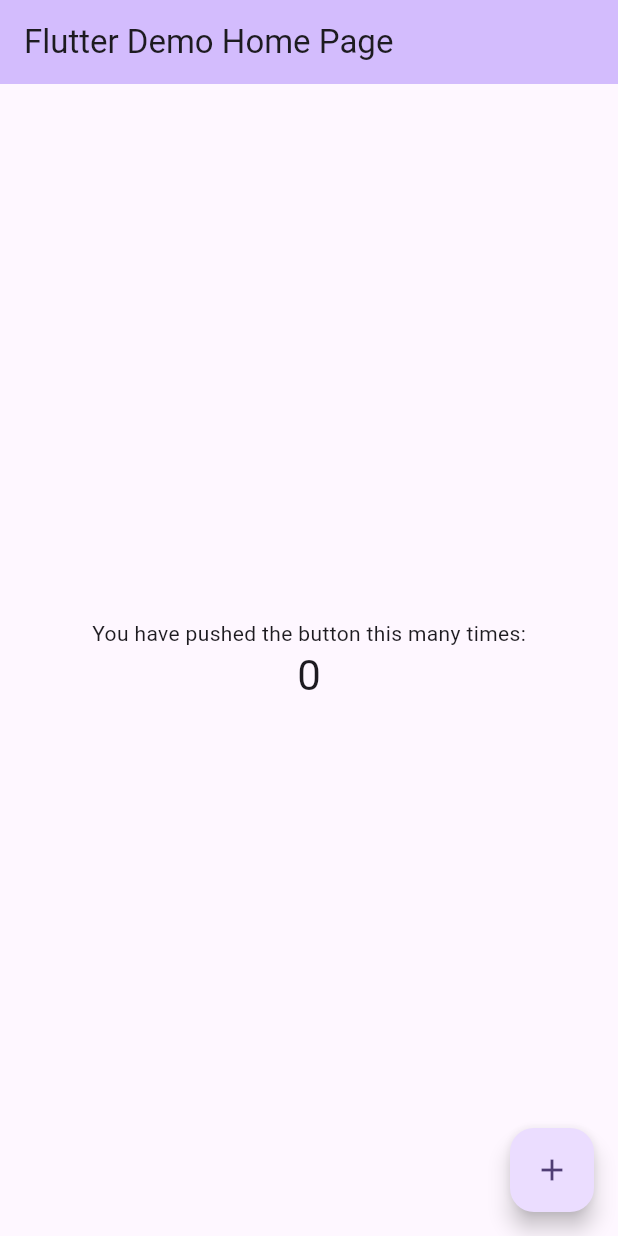
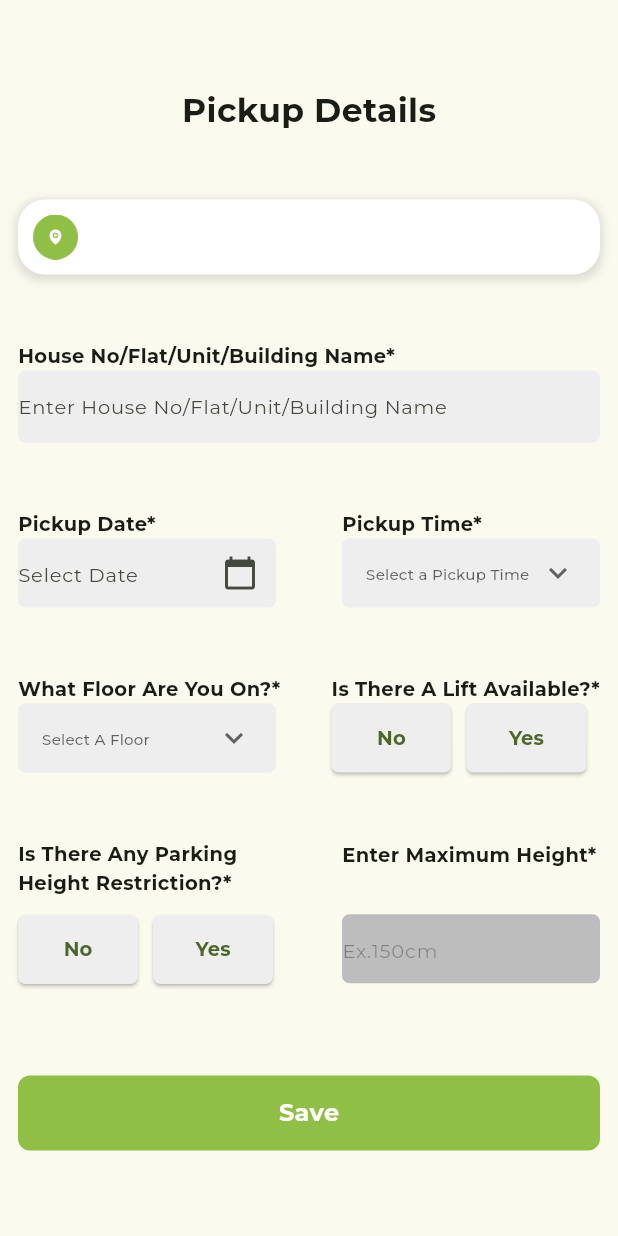
Before and after one commit to Biggo111/pickup_details, a Flutter app: the screen it shows after launch, on a phone screen of 412 x 824 dp. Run offline on Flutter 3.47's test engine with Material 2 defaults, Android fonts, the light colour scheme and no system bars; our stand-ins replace google_fonts.

Commit message:
Basic criteria done

```diff
--- /dev/null
+++ b/lib/constants/colors.dart
@@ -0,0 +1,4 @@
+import 'package:flutter/material.dart';
+
+
+Color scaffoldBackgroundColor = const Color(0xFF8FC045);
--- a/lib/main.dart
+++ b/lib/main.dart
@@ -1,4 +1,6 @@
 import 'package:flutter/material.dart';
+import 'package:pickup_details/constants/colors.dart';
+import 'package:pickup_details/screens/pickup_details.dart';
 
 void main() {
   runApp(const MyApp());
@@ -11,115 +13,13 @@ class MyApp extends StatelessWidget {
   @override
   Widget build(BuildContext context) {
     return MaterialApp(
-      title: 'Flutter Demo',
+      debugShowCheckedModeBanner: false,
+      title: 'Pickup Details',
       theme: ThemeData(
-        // This is the theme of your application.
-        //
-        // TRY THIS: Try running your application with "flutter run". You'll see
-        // the application has a blue toolbar. Then, without quitting the app,
-        // try changing the seedColor in the colorScheme below to Colors.green
-        // and then invoke "hot reload" (save your changes or press the "hot
-        // reload" button in a Flutter-supported IDE, or press "r" if you used
-        // the command line to start the app).
-        //
-        // Notice that the counter didn't reset back to zero; the application
-        // state is not lost during the reload. To reset the state, use hot
-        // restart instead.
-        //
-        // This works for code too, not just values: Most code changes can be
-        // tested with just a hot reload.
-        colorScheme: ColorScheme.fromSeed(seedColor: Colors.deepPurple),
+        colorScheme: ColorScheme.fromSeed(seedColor: scaffoldBackgroundColor),
         useMaterial3: true,
       ),
-      home: const MyHomePage(title: 'Flutter Demo Home Page'),
+      home: const PickupDetailsScreen(screenTitle: 'Pickup Details'),
     );
   }
 }
-
-class MyHomePage extends StatefulWidget {
-  const MyHomePage({super.key, required this.title});
-
-  // This widget is the home page of your application. It is stateful, meaning
-  // that it has a State object (defined below) that contains fields that affect
-  // how it looks.
-
-  // This class is the configuration for the state. It holds the values (in this
-  // case the title) provided by the parent (in this case the App widget) and
-  // used by the build method of the State. Fields in a Widget subclass are
-  // always marked "final".
-
-  final String title;
-
-  @override
-  State<MyHomePage> createState() => _MyHomePageState();
-}
-
-class _MyHomePageState extends State<MyHomePage> {
-  int _counter = 0;
-
-  void _incrementCounter() {
-    setState(() {
-      // This call to setState tells the Flutter framework that something has
-      // changed in this State, which causes it to rerun the build method below
-      // so that the display can reflect the updated values. If we changed
-      // _counter without calling setState(), then the build method would not be
-      // called again, and so nothing would appear to happen.
-      _counter++;
-    });
-  }
-
-  @override
-  Widget build(BuildContext context) {
-    // This method is rerun every time setState is called, for instance as done
-    // by the _incrementCounter method above.
-    //
-    // The Flutter framework has been optimized to make rerunning build methods
-    // fast, so that you can just rebuild anything that needs updating rather
-    // than having to individually change instances of widgets.
-    return Scaffold(
-      appBar: AppBar(
-        // TRY THIS: Try changing the color here to a specific color (to
-        // Colors.amber, perhaps?) and trigger a hot reload to see the AppBar
-        // change color while the other colors stay the same.
-        backgroundColor: Theme.of(context).colorScheme.inversePrimary,
-        // Here we take the value from the MyHomePage object that was created by
-        // the App.build method, and use it to set our appbar title.
-        title: Text(widget.title),
-      ),
-      body: Center(
-        // Center is a layout widget. It takes a single child and positions it
-        // in the middle of the parent.
-        child: Column(
-          // Column is also a layout widget. It takes a list of children and
-          // arranges them vertically. By default, it sizes itself to fit its
-          // children horizontally, and tries to be as tall as its parent.
-          //
-          // Column has various properties to control how it sizes itself and
-          // how it positions its children. Here we use mainAxisAlignment to
-          // center the children vertically; the main axis here is the vertical
-          // axis because Columns are vertical (the cross axis would be
-          // horizontal).
-          //
-          // TRY THIS: Invoke "debug painting" (choose the "Toggle Debug Paint"
-          // action in the IDE, or press "p" in the console), to see the
-          // wireframe for each widget.
-          mainAxisAlignment: MainAxisAlignment.center,
-          children: <Widget>[
-            const Text(
-              'You have pushed the button this many times:',
-            ),
-            Text(
-              '$_counter',
-              style: Theme.of(context).textTheme.headlineMedium,
-            ),
-          ],
-        ),
-      ),
-      floatingActionButton: FloatingActionButton(
-        onPressed: _incrementCounter,
-        tooltip: 'Increment',
-        child: const Icon(Icons.add),
-      ), // This trailing comma makes auto-formatting nicer for build methods.
-    );
-  }
-}
--- /dev/null
+++ b/lib/screens/pickup_details.dart
@@ -0,0 +1,364 @@
+import 'dart:convert';
+
+import 'package:flutter/material.dart';
+import 'package:google_fonts/google_fonts.dart';
+import 'package:pickup_details/constants/colors.dart';
+import 'package:pickup_details/widgets/custom_button.dart';
+import 'package:pickup_details/widgets/datepicker_container.dart';
+import 'package:pickup_details/widgets/dropdownmenu_container.dart';
+import 'package:pickup_details/widgets/save_button.dart';
+import 'package:http/http.dart' as http;
+
+class PickupDetailsScreen extends StatefulWidget {
+  final String screenTitle;
+  const PickupDetailsScreen({super.key, required this.screenTitle});
+
+  @override
+  State<PickupDetailsScreen> createState() => _PickupDetailsScreenState();
+}
+
+class _PickupDetailsScreenState extends State<PickupDetailsScreen> {
+  String? selectedOption;
+  String? selectedOption2;
+
+  int selectedButtonIndex = -1;
+
+  bool isParkingHeightRestricted = false;
+
+  String? searchQuery;
+  List<Map<String, dynamic>> searchResults = [];
+
+  void fetchSearchResults(String query) async {
+    if (query.length >= 2) {
+      final url = Uri.parse(
+          'https://api.instantpickup.delivery/api/v2/trip/get-address');
+      final response = await http.post(
+        url,
+        headers: {'Content-Type': 'application/json'},
+        body: jsonEncode({'query': query}),
+      );
+
+      if (response.statusCode == 200) {
+        final jsonData = jsonDecode(response.body);
+        final List<dynamic> data = jsonData['data'];
+
+        setState(() {
+          searchResults = List<Map<String, dynamic>>.from(data);
+        });
+      }
+    } else {
+      setState(() {
+        searchResults = [];
+      });
+    }
+  }
+
+  @override
+  Widget build(BuildContext context) {
+    return SafeArea(
+      child: Scaffold(
+        body: Padding(
+          padding: const EdgeInsets.all(12.0),
+          child: Column(
+            mainAxisAlignment: MainAxisAlignment.spaceEvenly,
+            crossAxisAlignment: CrossAxisAlignment.start,
+            children: [
+              Row(
+                mainAxisAlignment: MainAxisAlignment.center,
+                children: [
+                  Text(
+                    widget.screenTitle,
+                    style: GoogleFonts.montserrat(
+                      fontSize: 22,
+                      fontWeight: FontWeight.w700,
+                    ),
+                  ),
+                ],
+              ),
+              Container(
+                height: 50,
+                width: 390,
+                decoration: BoxDecoration(
+                  color: Colors.white,
+                  borderRadius: BorderRadius.circular(18.0),
+                  boxShadow: [
+                    BoxShadow(
+                      color: Colors.grey.withOpacity(0.3),
+                      spreadRadius: 2,
+                      blurRadius: 4,
+                      offset: const Offset(0, 2),
+                    ),
+                  ],
+                ),
+                child: Stack(
+                  alignment: Alignment.centerLeft,
+                  children: [
+                    Padding(
+                      padding: const EdgeInsets.only(left: 50.0),
+                      child: TextField(
+                        decoration: const InputDecoration(
+                          border: InputBorder.none,
+                          hintText: '',
+                        ),
+                        onChanged: (value) {
+                          setState(() {
+                            searchQuery = value;
+                          });
+                          fetchSearchResults(value);
+                        },
+                      ),
+                    ),
+                    Positioned(
+                      left: 10.0,
+                      child: Image.asset(
+                        'assets/images/logo.png',
+                        width: 30.0,
+                        height: 30.0,
+                      ),
+                    ),
+                  ],
+                ),
+              ),
+              if (searchResults.isNotEmpty)
+                Expanded(
+                  child: ListView.builder(
+                    itemCount: searchResults.length,
+                    itemBuilder: (context, index) {
+                      final result = searchResults[index];
+                      return ListTile(
+                        title: Text(result['address']),
+                        subtitle: Text(result['postcode']),
+                      );
+                    },
+                  ),
+                ),
+              Column(
+                crossAxisAlignment: CrossAxisAlignment.start,
+                children: [
+                  Text(
+                    "House No/Flat/Unit/Building Name*",
+                    style: GoogleFonts.montserrat(
+                      fontSize: 13,
+                      fontWeight: FontWeight.bold,
+                    ),
+                  ),
+                  Container(
+                    decoration: BoxDecoration(
+                        borderRadius: BorderRadius.circular(5),
+                        color: Colors.grey[200]),
+                    child: TextField(
+                      decoration: InputDecoration(
+                        border: InputBorder.none,
+                        hintText: 'Enter House No/Flat/Unit/Building Name',
+                        hintStyle: GoogleFonts.montserrat(fontSize: 13),
+                      ),
+                    ),
+                  ),
+                ],
+              ),
+              Row(
+                mainAxisAlignment: MainAxisAlignment.spaceBetween,
+                children: [
+                  Column(
+                    crossAxisAlignment: CrossAxisAlignment.start,
+                    children: [
+                      Text(
+                        "Pickup Date*",
+                        style: GoogleFonts.montserrat(
+                          fontSize: 13,
+                          fontWeight: FontWeight.bold,
+                        ),
+                      ),
+                      DatePickerContainer(),
+                    ],
+                  ),
+                  Column(
+                    crossAxisAlignment: CrossAxisAlignment.start,
+                    children: [
+                      Text(
+                        "Pickup Time*",
+                        style: GoogleFonts.montserrat(
+                          fontSize: 13,
+                          fontWeight: FontWeight.bold,
+                        ),
+                      ),
+                      DropdownMenuContainer(
+                        items: const [
+                          '8-10',
+                          '10-12',
+                          '12-2',
+                          '2-4',
+                          '4-6',
+                          '6-8'
+                        ],
+                        selectedValue: selectedOption,
+                        onChanged: (String? newValue) {
+                          setState(() {
+                            selectedOption = newValue;
+                          });
+                        },
+                        hintText: 'Select a Pickup Time',
+                      ),
+                    ],
+                  ),
+                ],
+              ),
+              Row(
+                mainAxisAlignment: MainAxisAlignment.spaceBetween,
+                children: [
+                  Column(
+                    crossAxisAlignment: CrossAxisAlignment.start,
+                    children: [
+                      Text(
+                        "What Floor Are You On?*",
+                        style: GoogleFonts.montserrat(
+                          fontSize: 13,
+                          fontWeight: FontWeight.bold,
+                        ),
+                      ),
+                      DropdownMenuContainer(
+                        items: const [
+                          'Ground Floor',
+                          'Basement',
+                          'First Floor',
+                          'Second Floor',
+                          'Third Floor',
+                          'Fourth Floor'
+                        ],
+                        selectedValue: selectedOption2,
+                        onChanged: (String? newValue) {
+                          setState(() {
+                            selectedOption = newValue;
+                          });
+                        },
+                        hintText: "Select A Floor",
+                      ),
+                    ],
+                  ),
+                  Column(
+                    crossAxisAlignment: CrossAxisAlignment.start,
+                    children: [
+                      Text(
+                        "Is There A Lift Available?*",
+                        style: GoogleFonts.montserrat(
+                          fontSize: 13,
+                          fontWeight: FontWeight.bold,
+                        ),
+                      ),
+                      Row(
+                        mainAxisAlignment: MainAxisAlignment.spaceBetween,
+                        children: [
+                          CustomButton(
+                            text: "No",
+                            onPressed: () {
+                              setState(() {
+                                selectedButtonIndex = 0;
+                              });
+                            },
+                            isPressed: selectedButtonIndex == 0,
+                          ),
+                          const SizedBox(
+                            width: 10,
+                          ),
+                          CustomButton(
+                            text: "Yes",
+                            onPressed: () {
+                              setState(() {
+                                selectedButtonIndex = 1;
+                              });
+                            },
+                            isPressed: selectedButtonIndex == 1,
+                          ),
+                        ],
+                      ),
+                    ],
+                  ),
+                ],
+              ),
+              Row(
+                mainAxisAlignment: MainAxisAlignment.spaceBetween,
+                children: [
+                  Column(
+                    crossAxisAlignment: CrossAxisAlignment.start,
+                    children: [
+                      SizedBox(
+                        height: 50,
+                        width: 150,
+                        child: Text(
+                          "Is There Any Parking Height Restriction?*",
+                          style: GoogleFonts.montserrat(
+                            fontSize: 13,
+                            fontWeight: FontWeight.bold,
+                          ),
+                        ),
+                      ),
+                      Row(
+                        mainAxisAlignment: MainAxisAlignment.spaceBetween,
+                        children: [
+                          CustomButton(
+                            text: "No",
+                            onPressed: () {
+                              setState(() {
+                                selectedButtonIndex = 0;
+                                isParkingHeightRestricted = false;
+                              });
+                            },
+                            isPressed: selectedButtonIndex == 0,
+                          ),
+                          const SizedBox(
+                            width: 10,
+                          ),
+                          CustomButton(
+                            text: "Yes",
+                            onPressed: () {
+                              setState(() {
+                                selectedButtonIndex = 1;
+                                isParkingHeightRestricted = true;
+                              });
+                            },
+                            isPressed: selectedButtonIndex == 1,
+                          ),
+                        ],
+                      ),
+                    ],
+                  ),
+                  Column(
+                    crossAxisAlignment: CrossAxisAlignment.start,
+                    children: [
+                      Text(
+                        "Enter Maximum Height*",
+                        style: GoogleFonts.montserrat(
+                          fontSize: 13,
+                          fontWeight: FontWeight.bold,
+                        ),
+                      ),
+                      const SizedBox(
+                        height: 30,
+                      ),
+                      Container(
+                        height: 46,
+                        width: 172,
+                        decoration: BoxDecoration(
+                            borderRadius: BorderRadius.circular(5),
+                            color: isParkingHeightRestricted ? scaffoldBackgroundColor : Colors.grey[400],),
+                        child: TextField(
+                          enabled: isParkingHeightRestricted ? true : false,
+                          decoration: InputDecoration(
+                            border: InputBorder.none,
+                            hintText: 'Ex.150cm',
+                            hintStyle: GoogleFonts.montserrat(fontSize: 13),
+                          ),
+                        ),
+                      ),
+                    ],
+                  ),
+                ],
+              ),
+              SaveButton(text: "Save", onTap: () {})
+            ],
+          ),
+        ),
+      ),
+    );
+  }
+}
--- /dev/null
+++ b/lib/widgets/custom_button.dart
@@ -0,0 +1,47 @@
+import 'package:flutter/material.dart';
+import 'package:google_fonts/google_fonts.dart';
+import 'package:pickup_details/constants/colors.dart';
+
+class CustomButton extends StatefulWidget {
+  final String text;
+  final VoidCallback onPressed;
+  final bool isPressed;
+
+  const CustomButton({
+    required this.text,
+    required this.onPressed,
+    required this.isPressed,
+  });
+
+  @override
+  _CustomButtonState createState() => _CustomButtonState();
+}
+
+class _CustomButtonState extends State<CustomButton> {
+  @override
+  Widget build(BuildContext context) {
+    Color? buttonColor =
+        widget.isPressed ? scaffoldBackgroundColor : Colors.grey[200];
+
+    return SizedBox(
+      height: 46,
+      width: 80,
+      child: ElevatedButton(
+        onPressed: widget.isPressed ? null : widget.onPressed,
+        style: ElevatedButton.styleFrom(
+          backgroundColor: buttonColor,
+          shape: RoundedRectangleBorder(
+            borderRadius: BorderRadius.circular(5),
+          ),
+        ),
+        child: Text(
+          widget.text,
+          style: GoogleFonts.montserrat(
+            fontSize: 13,
+            fontWeight: FontWeight.bold,
+          ),
+        ),
+      ),
+    );
+  }
+}
--- /dev/null
+++ b/lib/widgets/datepicker_container.dart
@@ -0,0 +1,75 @@
+import 'package:flutter/material.dart';
+import 'package:google_fonts/google_fonts.dart';
+import 'package:intl/intl.dart';
+
+class DatePickerContainer extends StatefulWidget {
+  @override
+  _DatePickerContainerState createState() => _DatePickerContainerState();
+}
+
+class _DatePickerContainerState extends State<DatePickerContainer> {
+  TextEditingController _dateController = TextEditingController();
+  DateTime? _selectedDate;
+
+  Future<void> _selectDate(BuildContext context) async {
+    final DateTime? picked = await showDatePicker(
+      context: context,
+      initialDate: _selectedDate ?? DateTime.now(),
+      firstDate: DateTime(2023),
+      lastDate: DateTime(2024),
+    );
+
+    if (picked != null && picked != _selectedDate) {
+      setState(() {
+        _selectedDate = picked;
+        _dateController.text = DateFormat('dd MMM, yyyy').format(picked);
+      });
+    }
+  }
+
+  @override
+  void initState() {
+    super.initState();
+    _dateController.text = _selectedDate != null
+        ? DateFormat('dd MMM, yyyy').format(_selectedDate!)
+        : '';
+  }
+
+  @override
+  void dispose() {
+    _dateController.dispose();
+    super.dispose();
+  }
+
+  @override
+  Widget build(BuildContext context) {
+    return Container(
+      height: 46,
+      width: 172,
+      decoration: BoxDecoration(
+        borderRadius: BorderRadius.circular(5),
+        color: Colors.grey[200],
+      ),
+      child: Row(
+        children: [
+          Expanded(
+            child: TextField(
+              controller: _dateController,
+              decoration: InputDecoration(
+                border: InputBorder.none,
+                hintText: 'Select Date',
+                hintStyle: GoogleFonts.montserrat(fontSize: 13),
+              ),
+            ),
+          ),
+          IconButton(
+            icon: const Icon(Icons.calendar_today),
+            onPressed: () {
+              _selectDate(context);
+            },
+          ),
+        ],
+      ),
+    );
+  }
+}
--- /dev/null
+++ b/lib/widgets/dropdownmenu_container.dart
@@ -0,0 +1,64 @@
+import 'package:flutter/material.dart';
+import 'package:google_fonts/google_fonts.dart';
+
+class DropdownMenuContainer extends StatefulWidget {
+  final List<String> items;
+  final String? selectedValue;
+  final Function(String?) onChanged;
+  final String hintText;
+
+  DropdownMenuContainer({
+    required this.items,
+    required this.selectedValue,
+    required this.onChanged,
+    required this.hintText
+  });
+
+  @override
+  _DropdownMenuContainerState createState() => _DropdownMenuContainerState();
+}
+
+class _DropdownMenuContainerState extends State<DropdownMenuContainer> {
+  //String? _selectedOption;
+
+  //final List<String> _options = ['8-10', '10-12', '12-2', '2-4', '4-6', '6-8'];
+
+  @override
+  Widget build(BuildContext context) {
+    return Container(
+      height: 46,
+      width: 172,
+      decoration: BoxDecoration(
+        borderRadius: BorderRadius.circular(5),
+        color: Colors.grey[200],
+      ),
+      child: Row(
+        children: [
+          Expanded(
+            child: Padding(
+              padding: const EdgeInsets.symmetric(horizontal: 16.0),
+              child: DropdownButtonFormField<String>(
+                value: widget.selectedValue,
+                hint: Text(widget.hintText, style: GoogleFonts.montserrat(fontSize: 10),),
+                icon: const Icon(Icons.expand_more),
+                decoration: const InputDecoration(border: InputBorder.none),
+                onChanged: widget.onChanged,
+                items: widget.items.map<DropdownMenuItem<String>>((String value) {
+                  return DropdownMenuItem<String>(
+                    value: value,
+                    child: Text(
+                      value,
+                      style: GoogleFonts.montserrat(
+                        fontSize: 13,
+                      ),
+                    ),
+                  );
+                }).toList(),
+              ),
+            ),
+          ),
+        ],
+      ),
+    );
+  }
+}
--- /dev/null
+++ b/lib/widgets/save_button.dart
@@ -0,0 +1,38 @@
+import 'package:flutter/material.dart';
+import 'package:google_fonts/google_fonts.dart';
+
+class SaveButton extends StatelessWidget {
+  final String text;
+  final VoidCallback? onTap;
+
+  const SaveButton({
+    required this.text,
+    required this.onTap,
+  });
+
+  @override
+  Widget build(BuildContext context) {
+    return Container(
+      height: 50,
+      width: double.infinity,
+      margin: const EdgeInsets.only(top: 16.0),
+      decoration: BoxDecoration(
+        color: const Color(0xFF8FC045),
+        borderRadius: BorderRadius.circular(8),
+      ),
+      child: GestureDetector(
+        onTap: onTap,
+        child: Center(
+          child: Text(
+            text,
+            style: GoogleFonts.montserrat(
+              fontSize: 16,
+              fontWeight: FontWeight.bold,
+              color: Colors.white,
+            ),
+          ),
+        ),
+      ),
+    );
+  }
+}
```
Also changed, not shown: pubspec.yaml (+5 -3 lines), assets/images/logo.png (added), pubspec.lock, 7 other files.
